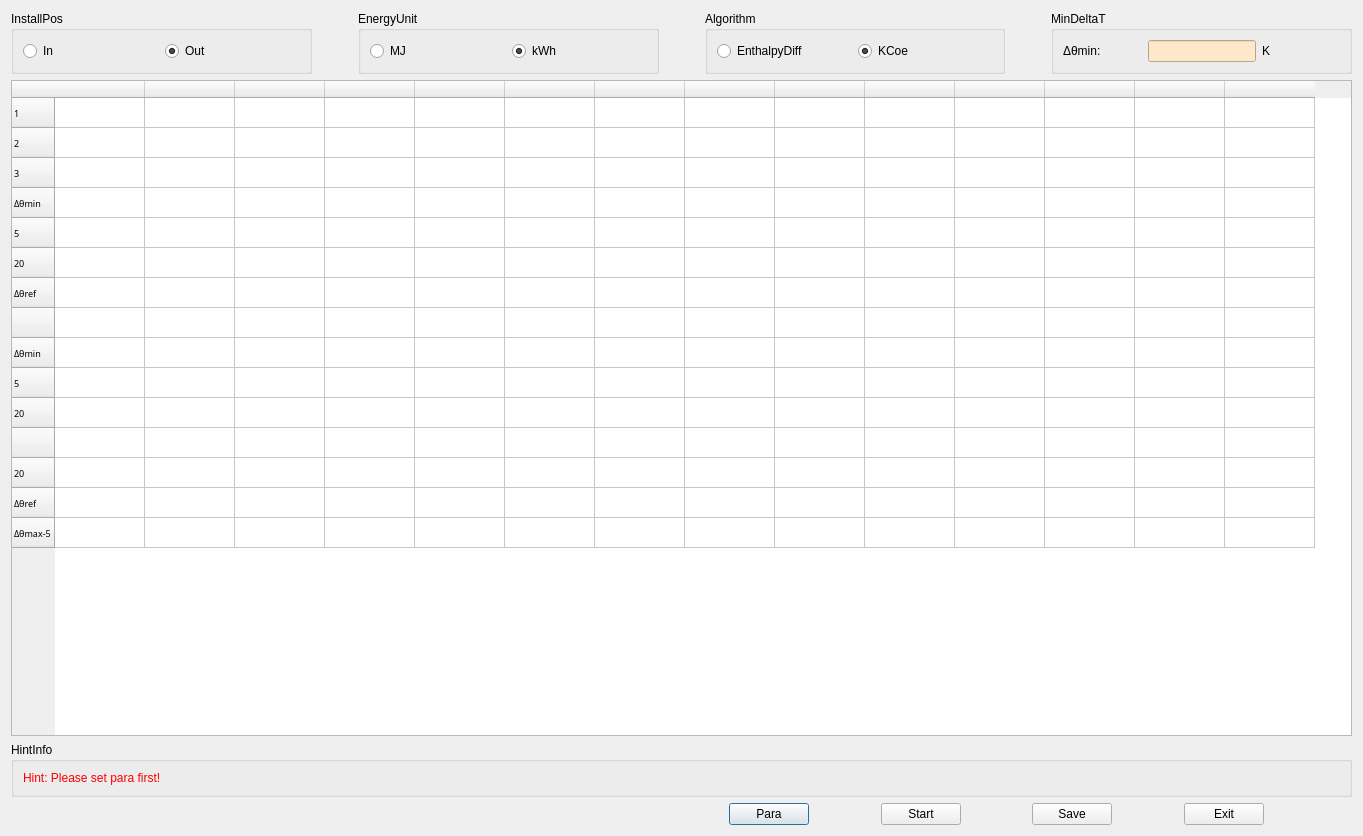
flimmy78/qtverify, file source/calcverify/calcverify.ui: the form before one commit.
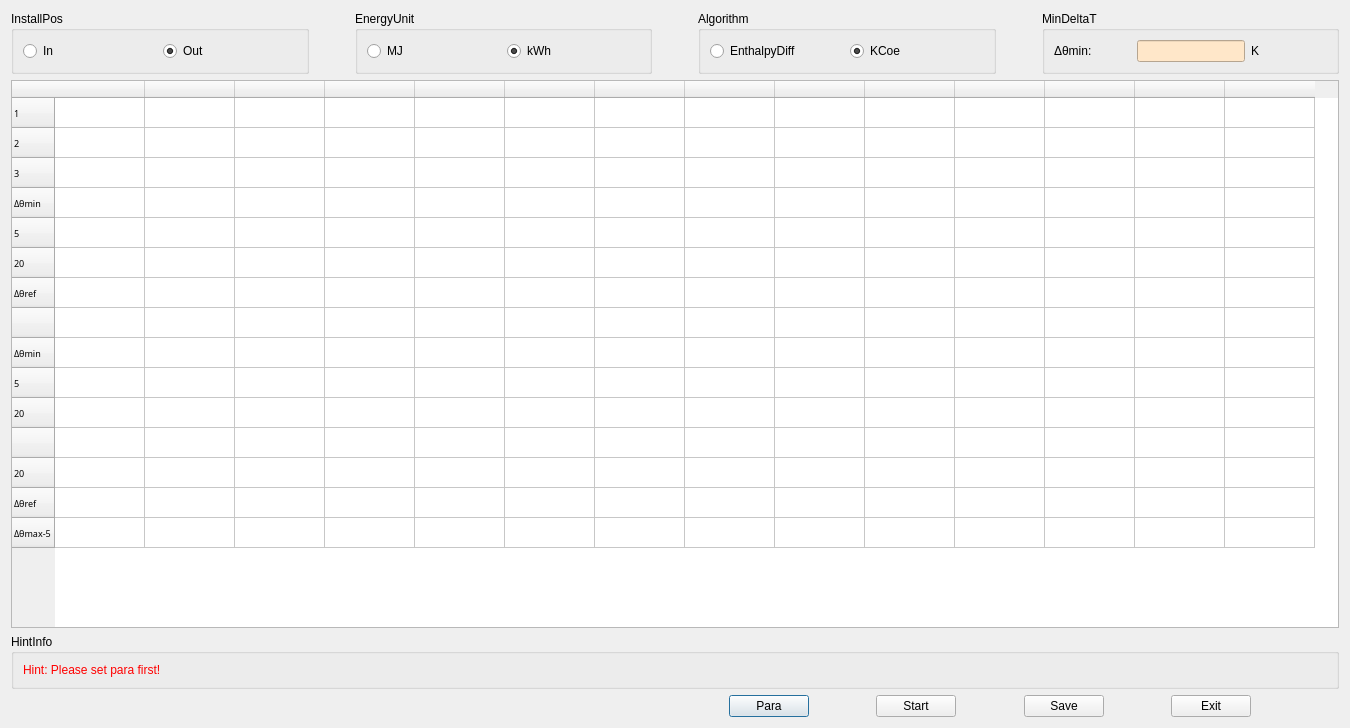
The form after the commit. Icons and pictures are not drawn.

What changed in the file:
```diff
--- a/source/calcverify/calcverify.ui
+++ b/source/calcverify/calcverify.ui
@@ -6,8 +6,8 @@
    <rect>
     <x>0</x>
     <y>0</y>
-    <width>1363</width>
-    <height>836</height>
+    <width>1350</width>
+    <height>728</height>
    </rect>
   </property>
   <property name="windowTitle">
@@ -519,6 +519,12 @@
    </item>
    <item row="2" column="0">
     <widget class="QGroupBox" name="groupBox_5">
+     <property name="sizePolicy">
+      <sizepolicy hsizetype="Preferred" vsizetype="Preferred">
+       <horstretch>0</horstretch>
+       <verstretch>0</verstretch>
+      </sizepolicy>
+     </property>
      <property name="title">
       <string>HintInfo</string>
      </property>
@@ -528,6 +534,12 @@
      <layout class="QGridLayout" name="gridLayout_7">
       <item row="0" column="0">
        <widget class="QLabel" name="hintLabel">
+        <property name="sizePolicy">
+         <sizepolicy hsizetype="Preferred" vsizetype="Preferred">
+          <horstretch>0</horstretch>
+          <verstretch>0</verstretch>
+         </sizepolicy>
+        </property>
         <property name="styleSheet">
          <string notr="true">color: rgb(255, 0, 0);</string>
         </property>
@@ -557,7 +569,7 @@
      <item row="0" column="1">
       <widget class="QPushButton" name="btnPara">
        <property name="sizePolicy">
-        <sizepolicy hsizetype="Preferred" vsizetype="Fixed">
+        <sizepolicy hsizetype="Preferred" vsizetype="Preferred">
          <horstretch>0</horstretch>
          <verstretch>0</verstretch>
         </sizepolicy>
@@ -587,7 +599,7 @@
      <item row="0" column="3">
       <widget class="QPushButton" name="btnStart">
        <property name="sizePolicy">
-        <sizepolicy hsizetype="Preferred" vsizetype="Fixed">
+        <sizepolicy hsizetype="Preferred" vsizetype="Preferred">
          <horstretch>0</horstretch>
          <verstretch>0</verstretch>
         </sizepolicy>
@@ -617,7 +629,7 @@
      <item row="0" column="5">
       <widget class="QPushButton" name="btnSave">
        <property name="sizePolicy">
-        <sizepolicy hsizetype="Preferred" vsizetype="Fixed">
+        <sizepolicy hsizetype="Preferred" vsizetype="Preferred">
          <horstretch>0</horstretch>
          <verstretch>0</verstretch>
         </sizepolicy>
@@ -647,7 +659,7 @@
      <item row="0" column="7">
       <widget class="QPushButton" name="btnExit">
        <property name="sizePolicy">
-        <sizepolicy hsizetype="Preferred" vsizetype="Fixed">
+        <sizepolicy hsizetype="Preferred" vsizetype="Preferred">
          <horstretch>0</horstretch>
          <verstretch>0</verstretch>
         </sizepolicy>
```
